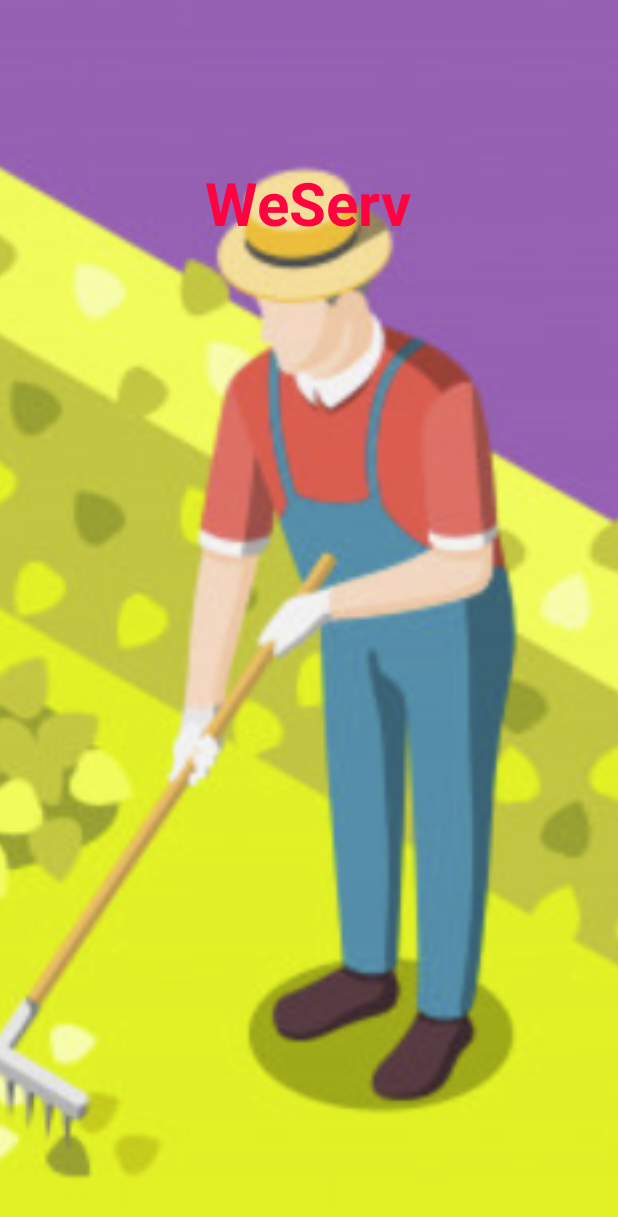
After one commit to lucastanh/WeServ, an Android app: the layout activity_tela_login.xml on its own in the app's theme, with its tools: preview values and no code run, on a phone screen of 412 x 824 dp. The commit adds this screen. Shown: the top 1217 px of the screen. Run offline under Robolectric (Android 15) with nearby library versions, the phone set to English and light mode, and no system bars.

Commit message:
Implementando design

```diff
--- a/app/src/main/java/com/example/weserv/MainActivity.java
+++ b/app/src/main/java/com/example/weserv/MainActivity.java
@@ -43,4 +43,6 @@
         it_telaPedidos.putExtra("idCliente", this.codigoCliente);
         startActivity(it_telaPedidos);
     }
+
+
 }
--- /dev/null
+++ b/app/src/main/res/drawable/edit_text.xml
@@ -0,0 +1,6 @@
+<?xml version="1.0" encoding="utf-8"?>
+<shape xmlns:android="http://schemas.android.com/apk/res/android">
+    <solid android:color="@color/white"/>
+    <corners android:radius="20dp"/>
+    <stroke android:color="@color/cor_primaria" android:width="2dp"/>
+</shape>
--- /dev/null
+++ b/app/src/main/res/layout/activity_tela_login.xml
@@ -0,0 +1,35 @@
+<?xml version="1.0" encoding="utf-8"?>
+<androidx.constraintlayout.widget.ConstraintLayout xmlns:android="http://schemas.android.com/apk/res/android"
+    xmlns:app="http://schemas.android.com/apk/res-auto"
+    xmlns:tools="http://schemas.android.com/tools"
+    android:layout_width="match_parent"
+    android:layout_height="match_parent"
+    tools:context=".boundary.TelaLogin">
+
+    <ImageView
+        android:id="@+id/backgroundImage"
+        android:layout_width="match_parent"
+        android:layout_height="match_parent"
+        android:scaleType="centerCrop"
+        android:src="@drawable/arte1"
+        tools:layout_editor_absoluteX="0dp"
+        tools:layout_editor_absoluteY="0dp" />
+
+    <TextView
+        android:id="@+id/textTitulo"
+        style="@style/primary_text"
+        android:layout_width="wrap_content"
+        android:layout_height="wrap_content"
+        android:layout_marginTop="108dp"
+        android:text="WeServ"
+        android:textSize="40dp"
+        android:textStyle="bold"
+        app:layout_constraintEnd_toEndOf="parent"
+        app:layout_constraintHorizontal_bias="0.498"
+        app:layout_constraintStart_toStartOf="parent"
+        app:layout_constraintTop_toTopOf="parent" />
+
+
+
+
+</androidx.constraintlayout.widget.ConstraintLayout>
--- a/app/src/main/res/values/colors.xml
+++ b/app/src/main/res/values/colors.xml
@@ -1,10 +1,6 @@
 <?xml version="1.0" encoding="utf-8"?>
 <resources>
-    <color name="purple_200">#FFBB86FC</color>
-    <color name="purple_500">#FF6200EE</color>
-    <color name="purple_700">#FF3700B3</color>
-    <color name="teal_200">#FF03DAC5</color>
-    <color name="teal_700">#FF018786</color>
+    <color name="cor_primaria">#FF0340</color>
     <color name="black">#FF000000</color>
     <color name="white">#FFFFFFFF</color>
 </resources>
```
Also changed, not shown: app/src/main/AndroidManifest.xml (+3 -4 lines), app/src/main/java/com/example/weserv/boundary/TelaLogin.java (added, +19 -0 lines), app/src/main/java/com/example/weserv/conexao/Conexao.java (deleted, +0 -21 lines), app/src/main/res/values/styles.xml (added, +18 -0 lines), app/src/main/res/drawable-v24/arte1.png (added).
